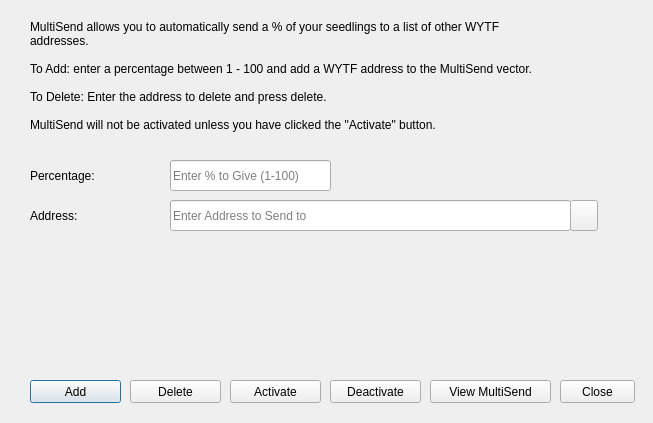
Qt form src/qt/forms/multisenddialog.ui (Tillkoeln/WYTF) before a commit.
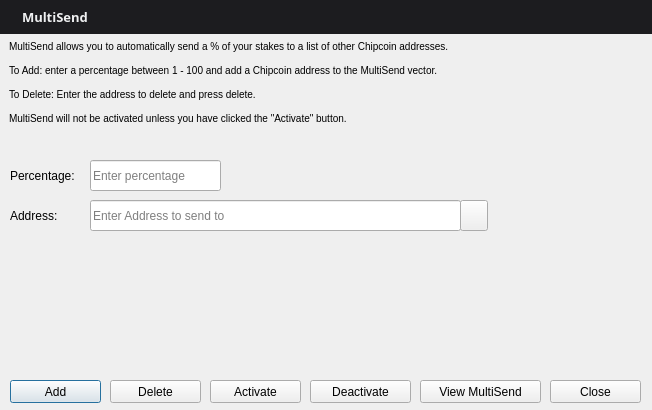
The same form after that commit. Icons and pictures are not drawn.

The edit to the form file:
```diff
--- a/src/qt/forms/multisenddialog.ui
+++ b/src/qt/forms/multisenddialog.ui
@@ -9,8 +9,8 @@
    <rect>
     <x>0</x>
     <y>0</y>
-    <width>653</width>
-    <height>423</height>
+    <width>652</width>
+    <height>410</height>
    </rect>
   </property>
   <property name="windowTitle">
@@ -19,9 +19,9 @@
   <widget class="QLineEdit" name="multisendPercentEdit">
    <property name="geometry">
     <rect>
-     <x>170</x>
+     <x>90</x>
      <y>160</y>
-     <width>161</width>
+     <width>131</width>
      <height>31</height>
     </rect>
    </property>
@@ -29,15 +29,15 @@
     <string>Enter whole numbers 1 - 100</string>
    </property>
    <property name="placeholderText">
-    <string>Enter % to Give (1-100)</string>
+    <string>Enter percentage</string>
    </property>
   </widget>
   <widget class="QLineEdit" name="multisendAddressEdit">
    <property name="geometry">
     <rect>
-     <x>170</x>
+     <x>90</x>
      <y>200</y>
-     <width>401</width>
+     <width>371</width>
      <height>31</height>
     </rect>
    </property>
@@ -45,29 +45,32 @@
     <string/>
    </property>
    <property name="placeholderText">
-    <string>Enter Address to Send to</string>
+    <string>Enter Address to send to</string>
    </property>
   </widget>
   <widget class="QLabel" name="label_2">
    <property name="geometry">
     <rect>
-     <x>30</x>
-     <y>20</y>
-     <width>520</width>
-     <height>121</height>
+     <x>9</x>
+     <y>40</y>
+     <width>631</width>
+     <height>101</height>
     </rect>
    </property>
+   <property name="styleSheet">
+    <string notr="true">font-size:10px;</string>
+   </property>
    <property name="lineWidth">
     <number>1</number>
    </property>
    <property name="text">
-    <string>MultiSend allows you to automatically send a % of your seedlings to a list of other WYTF addresses.
+    <string>MultiSend allows you to automatically send a % of your stakes to a list of other Chipcoin addresses.
 	
-To Add: enter a percentage between 1 - 100 and add a WYTF address to the MultiSend vector. 
+To Add: enter a percentage between 1 - 100 and add a Chipcoin address to the MultiSend vector. 
 
 To Delete: Enter the address to delete and press delete.
 
-MultiSend will not be activated unless you have clicked the "Activate" button.
+MultiSend will not be activated unless you have clicked the &quot;Activate&quot; button.
 </string>
    </property>
    <property name="alignment">
@@ -93,7 +96,7 @@
   <widget class="QPushButton" name="addButton">
    <property name="geometry">
     <rect>
-     <x>30</x>
+     <x>10</x>
      <y>380</y>
      <width>91</width>
      <height>23</height>
@@ -112,9 +115,9 @@
   <widget class="QPushButton" name="disableButton">
    <property name="geometry">
     <rect>
-     <x>330</x>
+     <x>310</x>
      <y>380</y>
-     <width>91</width>
+     <width>101</width>
      <height>23</height>
     </rect>
    </property>
@@ -128,7 +131,7 @@
   <widget class="QPushButton" name="addressBookButton">
    <property name="geometry">
     <rect>
-     <x>570</x>
+     <x>460</x>
      <y>200</y>
      <width>28</width>
      <height>31</height>
@@ -154,9 +157,9 @@
   <widget class="QLabel" name="label">
    <property name="geometry">
     <rect>
-     <x>30</x>
+     <x>10</x>
      <y>160</y>
-     <width>121</width>
+     <width>71</width>
      <height>31</height>
     </rect>
    </property>
@@ -170,9 +173,9 @@
   <widget class="QLabel" name="label_5">
    <property name="geometry">
     <rect>
-     <x>30</x>
+     <x>10</x>
      <y>206</y>
-     <width>111</width>
+     <width>71</width>
      <height>20</height>
     </rect>
    </property>
@@ -186,7 +189,7 @@
   <widget class="QPushButton" name="deleteButton">
    <property name="geometry">
     <rect>
-     <x>130</x>
+     <x>110</x>
      <y>380</y>
      <width>91</width>
      <height>23</height>
@@ -205,7 +208,7 @@
   <widget class="QPushButton" name="activateButton">
    <property name="geometry">
     <rect>
-     <x>230</x>
+     <x>210</x>
      <y>380</y>
      <width>91</width>
      <height>23</height>
@@ -221,7 +224,7 @@
   <widget class="QPushButton" name="viewButton">
    <property name="geometry">
     <rect>
-     <x>430</x>
+     <x>420</x>
      <y>380</y>
      <width>121</width>
      <height>23</height>
@@ -240,9 +243,9 @@
   <widget class="QPushButton" name="closeButton">
    <property name="geometry">
     <rect>
-     <x>560</x>
+     <x>550</x>
      <y>380</y>
-     <width>75</width>
+     <width>91</width>
      <height>23</height>
     </rect>
    </property>
@@ -250,6 +253,55 @@
     <string>Close</string>
    </property>
   </widget>
+  <widget class="QWidget" name="widget_2" native="true">
+   <property name="geometry">
+    <rect>
+     <x>0</x>
+     <y>0</y>
+     <width>652</width>
+     <height>34</height>
+    </rect>
+   </property>
+   <property name="maximumSize">
+    <size>
+     <width>16777215</width>
+     <height>38</height>
+    </size>
+   </property>
+   <property name="styleSheet">
+    <string notr="true">background-color: #1C1C1F;</string>
+   </property>
+   <layout class="QHBoxLayout" name="horizontalLayout_4">
+    <item>
+     <widget class="QLabel" name="label_3">
+      <property name="maximumSize">
+       <size>
+        <width>16</width>
+        <height>16777215</height>
+       </size>
+      </property>
+      <property name="text">
+       <string>&lt;html&gt;&lt;head/&gt;&lt;body&gt;&lt;p&gt;&lt;img src=&quot;:/icons/multisend2&quot;/&gt;&lt;/p&gt;&lt;/body&gt;&lt;/html&gt;</string>
+      </property>
+     </widget>
+    </item>
+    <item>
+     <widget class="QLabel" name="label_6">
+      <property name="font">
+       <font>
+        <family>Sans</family>
+        <pointsize>11</pointsize>
+        <weight>75</weight>
+        <bold>true</bold>
+       </font>
+      </property>
+      <property name="text">
+       <string>&lt;html&gt;&lt;head/&gt;&lt;body&gt;&lt;p&gt;&lt;span style=&quot; font-size:13px; color:#eff0f1;&quot;&gt;MultiSend&lt;/span&gt;&lt;/p&gt;&lt;/body&gt;&lt;/html&gt;</string>
+      </property>
+     </widget>
+    </item>
+   </layout>
+  </widget>
  </widget>
  <resources>
   <include location="../bitcoin.qrc"/>
```
Left out of the diff: 2 changed lines with no effect on the pictures.
